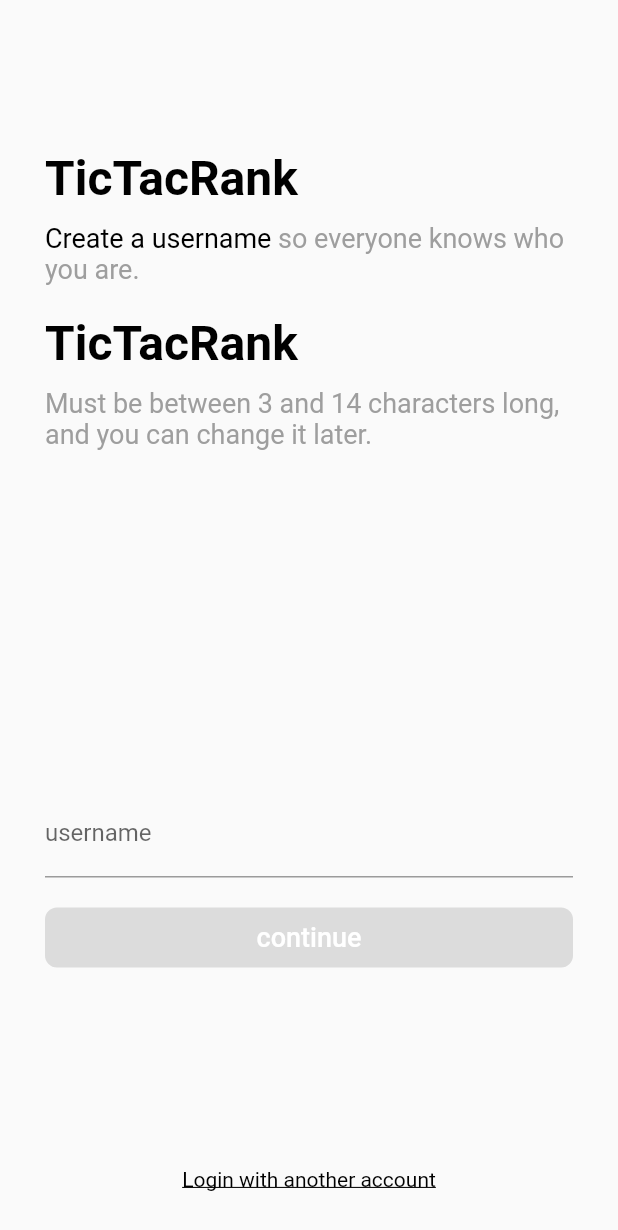
After one commit to mouraa0/tic-tac-rank, a Flutter app: the CreateUsernameScreen screen opened by its route, on a phone screen of 412 x 824 dp. The commit adds this screen. Shown: the top 1230 px of the screen. Run offline on Flutter 3.47's test engine with Material 2 defaults, Android fonts, the phone set to English and light mode, and no system bars; our stand-ins replace email_validator, flutter_dotenv, flutter_svg, get, supabase_flutter; accounts and stored records are empty.

Commit message:
feat: create CreateUsernameScreen in app

```diff
--- /dev/null
+++ b/tic_tac_rank_app/lib/presenter/register/binder/create_username_binding.dart
@@ -0,0 +1,9 @@
+import 'package:get/get.dart';
+import 'package:tic_tac_rank_app/presenter/register/controller/create_username_controller.dart';
+
+class CreateUsernameBinding implements Bindings {
+  @override
+  void dependencies() {
+    Get.lazyPut(() => CreateUsernameController());
+  }
+}
--- /dev/null
+++ b/tic_tac_rank_app/lib/presenter/register/view/create_username_screen.dart
@@ -0,0 +1,89 @@
+import 'package:flutter/material.dart';
+import 'package:get/get_instance/get_instance.dart';
+import 'package:get/get_state_manager/src/rx_flutter/rx_obx_widget.dart';
+import 'package:get/route_manager.dart';
+import 'package:tic_tac_rank_app/core/routes/app_router.dart';
+import 'package:tic_tac_rank_app/core/widgets/buttons/app_button_big_widget.dart';
+import 'package:tic_tac_rank_app/core/widgets/forms/text_span/forms_text_span_widget.dart';
+import 'package:tic_tac_rank_app/core/widgets/forms/title/forms_title_widget.dart';
+import 'package:tic_tac_rank_app/core/widgets/textfield/text_field_widget.dart';
+import 'package:tic_tac_rank_app/presenter/register/controller/create_username_controller.dart';
+import 'package:tic_tac_rank_app/presenter/register/controller/register_controller.dart';
+
+final _controller = Get.find<CreateUsernameController>();
+
+class CreateUsernameScreen extends StatelessWidget {
+  const CreateUsernameScreen({super.key});
+
+  @override
+  Widget build(BuildContext context) {
+    return Scaffold(
+      body: SingleChildScrollView(
+        child: Container(
+          height: MediaQuery.of(context).size.height,
+          padding: const EdgeInsets.all(30),
+          child: Column(
+            crossAxisAlignment: CrossAxisAlignment.start,
+            children: [
+              const SizedBox(height: 70),
+              const AppFormsTitleWidget(
+                subtitle: [
+                  "Create a username",
+                  " so everyone knows who you are.",
+                ],
+              ),
+              const SizedBox(height: 20),
+              const AppFormsTitleWidget(
+                subtitle: [
+                  "",
+                  "Must be between 3 and 14 characters long, and you can change it later.",
+                ],
+              ),
+              const Spacer(flex: 2),
+              const _TextFieldAreaComponent(),
+              const SizedBox(height: 20),
+              const Spacer(flex: 1),
+              AppFormsTextSpanWidget(
+                infoText: "",
+                clickableText: 'Login with another account',
+                onTap: () => Get.offAndToNamed(AppRouter.loginScreen),
+              ),
+            ],
+          ),
+        ),
+      ),
+    );
+  }
+}
+
+class _TextFieldAreaComponent extends StatelessWidget {
+  const _TextFieldAreaComponent({
+    Key? key,
+  }) : super(key: key);
+
+  @override
+  Widget build(BuildContext context) {
+    return Obx(
+      () => Column(
+        children: [
+          AppTextFieldWidget(
+            label: 'username',
+            onChanged: (str) => _controller.onChangedUsername(str),
+            errorText: _controller.usernameErrorText.value,
+          ),
+          const SizedBox(height: 20),
+          AppButtonBigWidget(
+            onPressed: _controller.isButtonActive.value
+                ? () {
+                    FocusScope.of(context).requestFocus(FocusNode());
+                    _controller.addUsername();
+                  }
+                : null,
+            title: 'continue',
+            isLoading: _controller.isButtonLoading.value,
+          ),
+        ],
+      ),
+    );
+  }
+}
```
Also changed, not shown: tic_tac_rank_app/lib/core/routes/app_router.dart (+13 -0 lines), tic_tac_rank_app/lib/presenter/register/controller/create_username_controller.dart (added, +51 -0 lines), tic_tac_rank_app/lib/presenter/register/controller/register_controller.dart (+6 -5 lines).
